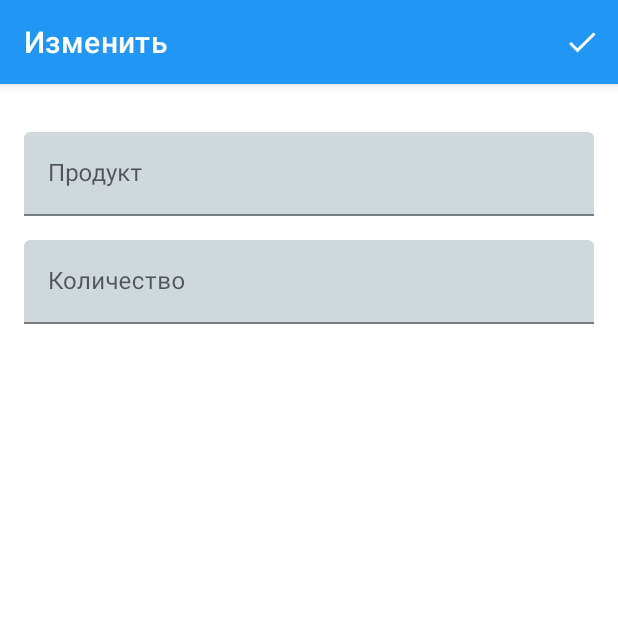
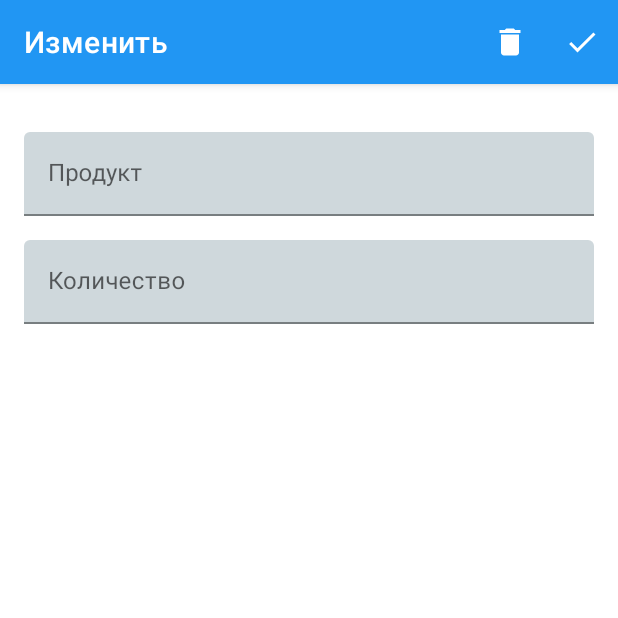
Before and after one commit to SanLexNT/ShopListApp, an Android app: the EditFragment screen opened through its navigation route, on a phone screen of 412 x 824 dp, the top half of it. Run offline under Robolectric (Android 15) with nearby library versions, the phone set to English and light mode, and no system bars; our stand-ins replace Room's generated code; 3 statements that could not run were skipped.

Commit message:
Final changes

```diff
--- a/app/src/main/java/com/example/shoplistapp/adapter/ShopItemAdapter.kt
+++ b/app/src/main/java/com/example/shoplistapp/adapter/ShopItemAdapter.kt
@@ -2,23 +2,20 @@ package com.example.shoplistapp.adapter
 
 import android.view.LayoutInflater
 import android.view.ViewGroup
-import android.widget.CompoundButton
-import androidx.lifecycle.viewModelScope
 import androidx.recyclerview.widget.RecyclerView.Adapter
 import com.example.shoplistapp.R
 import com.example.shoplistapp.model.ShopItem
-import com.example.shoplistapp.screens.listScreen.ListFragmentViewModel
 import kotlinx.android.synthetic.main.item_shop_item_layout.view.*
-import kotlinx.coroutines.launch
 
 class ShopItemAdapter() : Adapter<ShopListViewHolder>() {
 
-    var shopItems = emptyList<ShopItem>()
-    var onClickListener : ((shopItem: ShopItem) -> Unit) ?= null
-    var onChangeListener : ((shopItem : ShopItem) -> Unit) ?= null
+    var shopItems = listOf<ShopItem>()
+    var onClickListener: ((shopItem: ShopItem) -> Unit)? = null
+    var onChangeListener: ((shopItem: ShopItem) -> Unit)? = null
 
     override fun onCreateViewHolder(parent: ViewGroup, viewType: Int): ShopListViewHolder {
-        val view = LayoutInflater.from(parent.context).inflate(R.layout.item_shop_item_layout, parent, false)
+        val view = LayoutInflater.from(parent.context)
+            .inflate(R.layout.item_shop_item_layout, parent, false)
         return ShopListViewHolder(view)
     }
 
@@ -33,13 +30,15 @@ class ShopItemAdapter() : Adapter<ShopListViewHolder>() {
 
             onChangeListener?.invoke(shopItem)
         }
+
     }
 
     override fun getItemCount(): Int {
         return shopItems.size
     }
 
-    fun setList(shopList: List<ShopItem>){
+
+    fun setList(shopList: List<ShopItem>) {
 
         shopItems = shopList
         notifyItemRangeChanged(0, itemCount)
@@ -52,6 +51,7 @@ class ShopItemAdapter() : Adapter<ShopListViewHolder>() {
 
             onClickListener?.invoke(shopItems[holder.adapterPosition])
         }
+
     }
 
 }
--- a/app/src/main/java/com/example/shoplistapp/screens/editScreen/EditFragmentViewModel.kt
+++ b/app/src/main/java/com/example/shoplistapp/screens/editScreen/EditFragmentViewModel.kt
@@ -27,6 +27,11 @@ class EditFragmentViewModel(application: Application) : AndroidViewModel(applica
         repository.editShopItem(shopItem)
     }
 
+    fun deleteShopItem(shopItem: ShopItem){
+
+        repository.deleteShopItem(shopItem)
+    }
+
     fun showError(text: String){
 
         Toast.makeText(context, text,
--- a/app/src/main/java/com/example/shoplistapp/screens/listScreen/ListFragment.kt
+++ b/app/src/main/java/com/example/shoplistapp/screens/listScreen/ListFragment.kt
@@ -1,6 +1,5 @@
 package com.example.shoplistapp.screens.listScreen
 
-import android.annotation.SuppressLint
 import android.os.Bundle
 import android.view.LayoutInflater
 import android.view.View
@@ -8,12 +7,10 @@ import android.view.ViewGroup
 import androidx.fragment.app.Fragment
 import androidx.lifecycle.ViewModelProvider
 import androidx.navigation.fragment.findNavController
-import androidx.recyclerview.widget.ItemTouchHelper
 import androidx.recyclerview.widget.RecyclerView
 import com.example.shoplistapp.R
 import com.example.shoplistapp.adapter.ShopItemAdapter
 import com.example.shoplistapp.databinding.FragmentListBinding
-import com.example.shoplistapp.model.ShopItem
 import com.google.android.material.appbar.MaterialToolbar
 
 
@@ -25,7 +22,7 @@ class ListFragment : Fragment() {
     private lateinit var toolbar: MaterialToolbar
     private lateinit var adapter: ShopItemAdapter
 
-    companion object{
+    companion object {
 
         const val SHOP_ITEM_KEY = "SHOP_ITEM"
     }
@@ -38,7 +35,6 @@ class ListFragment : Fragment() {
         return binding.root
     }
 
-    @SuppressLint("NotifyDataSetChanged")
     override fun onViewCreated(view: View, savedInstanceState: Bundle?) {
         super.onViewCreated(view, savedInstanceState)
         viewModel = ViewModelProvider(this)[ListFragmentViewModel::class.java]
@@ -50,27 +46,27 @@ class ListFragment : Fragment() {
         adapter = ShopItemAdapter()
         recyclerView.adapter = adapter
 
-        viewModel.getShopList().observe(viewLifecycleOwner){
+        viewModel.getShopList().observe(viewLifecycleOwner) {
 
             adapter.setList(it.asReversed())
 
-            if(it.isEmpty() || it == null){
+            setupListeners()
+
+            if (it.isEmpty() || it == null) {
 
                 binding.tvNoList.visibility = View.VISIBLE
                 binding.tvAdd.visibility = View.VISIBLE
                 binding.fabAddUp.visibility = View.VISIBLE
                 binding.fab.visibility = View.INVISIBLE
-            } else{
+            } else {
 
                 binding.tvNoList.visibility = View.INVISIBLE
                 binding.tvAdd.visibility = View.INVISIBLE
                 binding.fabAddUp.visibility = View.INVISIBLE
                 binding.fab.visibility = View.VISIBLE
             }
-            setupItemTouchHelper(it)
         }
 
-        setupListeners()
     }
 
     private fun setupListeners() {
@@ -93,12 +89,16 @@ class ListFragment : Fragment() {
             findNavController().navigate(R.id.action_listFragment_to_editFragment, bundle)
         }
 
+
         toolbar.setOnMenuItemClickListener {
             if (it.itemId == R.id.item_delete) {
 
-                //TODO: Диалоговое окно "Точно удалить список?"
+               viewModel.deleteShopList()
+                recyclerView.post {
 
-                viewModel.deleteShopList()
+                    adapter.notifyDataSetChanged()
+                }
+
             } else if (it.itemId == R.id.item_info) {
 
                 findNavController().navigate(R.id.action_listFragment_to_helpFragment)
@@ -116,31 +116,11 @@ class ListFragment : Fragment() {
         }
     }
 
-    private fun setupItemTouchHelper(it: List<ShopItem>) {
-        val itemTouchHelper = ItemTouchHelper(object : ItemTouchHelper.SimpleCallback
-            (0, ItemTouchHelper.RIGHT or ItemTouchHelper.LEFT) {
-            override fun onMove(
-                recyclerView: RecyclerView,
-                viewHolder: RecyclerView.ViewHolder,
-                target: RecyclerView.ViewHolder
-            ): Boolean {
-                return false
-            }
 
-            override fun onSwiped(viewHolder: RecyclerView.ViewHolder, direction: Int) {
-
-                val shopItem = it[viewHolder.adapterPosition]
-                //TODO: Диалоговое окно "Точно удалить продукт?"
-
-                viewModel.deleteShopItem(shopItem)
-                adapter.notifyItemRemoved(viewHolder.adapterPosition)
-            }
-        })
-        itemTouchHelper.attachToRecyclerView(recyclerView)
-    }
-
-    private fun moveToAddFragment(){
+    private fun moveToAddFragment() {
 
         findNavController().navigate(R.id.action_listFragment_to_addFragment)
     }
+
+
 }
--- a/app/src/main/res/layout/fragment_add.xml
+++ b/app/src/main/res/layout/fragment_add.xml
@@ -17,7 +17,7 @@
             app:title="@string/add"
             app:titleTextColor="@color/white"
             android:background="@color/main_color"
-            app:menu="@menu/menu_add_edit"/>
+            app:menu="@menu/menu_add"/>
 
     </com.google.android.material.appbar.AppBarLayout>
 
@@ -33,6 +33,7 @@
             android:layout_width="match_parent"
             android:layout_height="wrap_content"
             app:boxBackgroundColor="@color/border_color"
+            app:hintTextColor="@color/text_color"
             app:helperText=""
             app:helperTextTextColor="@android:color/holo_red_dark"
             android:layout_marginVertical="@dimen/default_margin">
@@ -51,6 +52,7 @@
             android:layout_width="match_parent"
             android:id="@+id/tilCount_add"
             app:boxBackgroundColor="@color/border_color"
+            app:hintTextColor="@color/text_color"
             app:helperText=""
             app:helperTextTextColor="@android:color/holo_red_dark"
             android:layout_height="wrap_content">
--- a/app/src/main/res/layout/fragment_edit.xml
+++ b/app/src/main/res/layout/fragment_edit.xml
@@ -17,7 +17,7 @@
             app:title="@string/edit"
             app:titleTextColor="@color/white"
             android:background="@color/main_color"
-            app:menu="@menu/menu_add_edit"/>
+            app:menu="@menu/menu_edit"/>
 
     </com.google.android.material.appbar.AppBarLayout>
 
@@ -35,6 +35,7 @@
             app:helperText=""
             app:helperTextTextColor="@android:color/holo_red_dark"
             app:boxBackgroundColor="@color/border_color"
+            app:hintTextColor="@color/text_color"
             android:layout_marginVertical="@dimen/default_margin">
 
             <com.google.android.material.textfield.TextInputEditText
@@ -52,6 +53,7 @@
             android:layout_width="match_parent"
             android:layout_height="wrap_content"
             app:boxBackgroundColor="@color/border_color"
+            app:hintTextColor="@color/text_color"
             app:helperText=""
             app:helperTextTextColor="@android:color/holo_red_dark">
 
--- /dev/null
+++ b/app/src/main/res/menu/menu_edit.xml
@@ -0,0 +1,14 @@
+<?xml version="1.0" encoding="utf-8"?>
+<menu xmlns:android="http://schemas.android.com/apk/res/android"
+    xmlns:app="http://schemas.android.com/apk/res-auto">
+
+    <item android:id="@+id/item_delete"
+        android:icon="@drawable/ic_delete"
+        android:title=""
+        app:showAsAction="ifRoom"/>
+
+    <item android:id="@+id/item_done"
+        android:icon="@drawable/ic_check"
+        android:title=""
+        app:showAsAction="always"/>
+</menu>
--- a/app/src/main/res/values-night/colors.xml
+++ b/app/src/main/res/values-night/colors.xml
@@ -1,4 +1,5 @@
 <?xml version="1.0" encoding="utf-8"?>
 <resources>
     <color name="border_color">#78909C</color>
+    <color name="text_color">#ECEFF1</color>
 </resources>
--- a/app/src/main/res/values/colors.xml
+++ b/app/src/main/res/values/colors.xml
@@ -11,4 +11,5 @@
     <color name="main_color">#2196F3</color>
     <color name="status_bar_color">#1E88E5</color>
     <color name="border_color">#CFD8DC</color>
+    <color name="text_color">#37474F</color>
 </resources>
--- a/app/src/main/res/values/strings.xml
+++ b/app/src/main/res/values/strings.xml
@@ -1,5 +1,5 @@
 <resources>
-    <string name="app_name">ShopListApp</string>
+    <string name="app_name">Список покупок</string>
     <string name="shop_list">Список покупок</string>
     <string name="no_list">Список пуст</string>
     <string name="add_shop_item">Добавить покупку</string>
@@ -15,8 +15,13 @@
     <string name="delete">Удалить покупку</string>
     <string name="cancel_buy">Отметка покупки</string>
     <string name="title_delete_help">Как удалить покупку?</string>
-    <string name="delete_instruction">Для удаления покупки перетащите карточку влево или вправо. Затем подтвердите действие</string>
+    <string name="delete_instruction">Для удаления покупки нажмите на карточке, а затем на значок корзины в верхнем меню нового окна</string>
     <string name="title_check_help">Как отметить покупку?</string>
     <string name="check_help_instructions">Чтобы отметить покупку как сделанную, необходимо в карточке нажать на квадратик, а внутри него появится галочка.
         \nЕсли покупка вновь понадобится, можно сделать обратное действие, и тогда покупка будет отмечена как несделанная</string>
+    <string name="confirm_act_dialog">Подтвердите действие</string>
+    <string name="dialog_clear_message">Хотите очистить список?</string>
+    <string name="dialog_yes">Да</string>
+    <string name="dialog_no">Нет</string>
+    <string name="dialog_delete_item_message">Хотите удалить покупку?</string>
 </resources>
```
Also changed, not shown: app/src/main/java/com/example/shoplistapp/screens/editScreen/EditFragment.kt (+23 -0 lines), app/src/main/java/com/example/shoplistapp/screens/listScreen/ListFragmentViewModel.kt (+3 -4 lines), app/src/main/res/menu/menu_add.xml (renamed from app/src/main/res/menu/menu_add_edit.xml).
